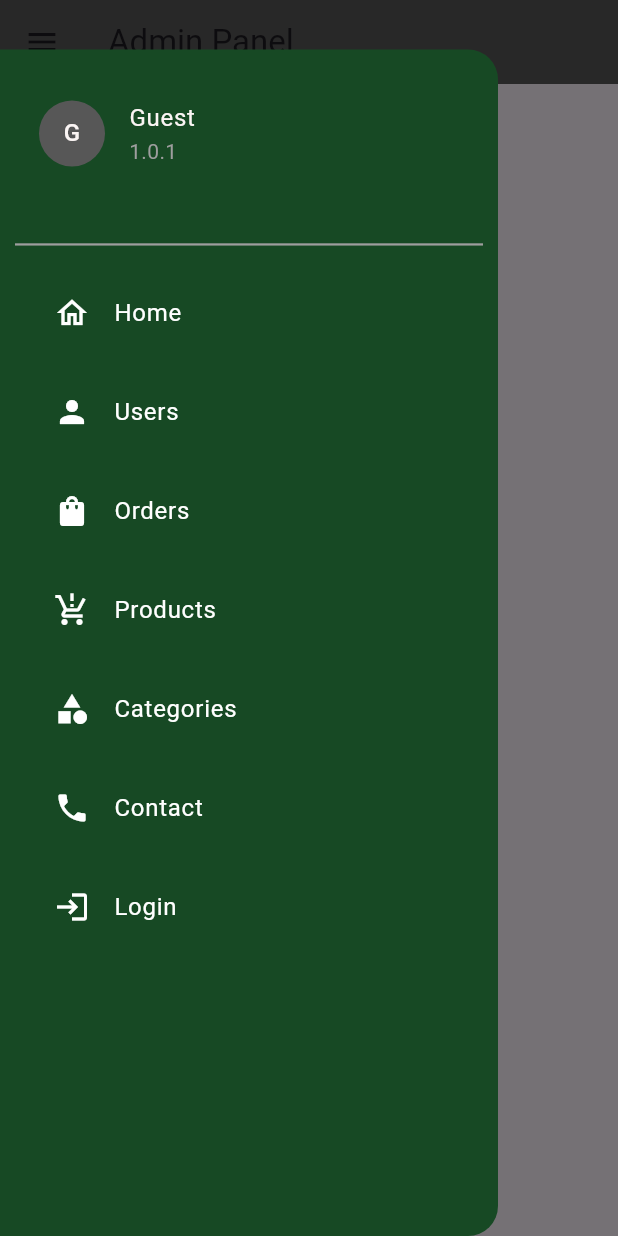
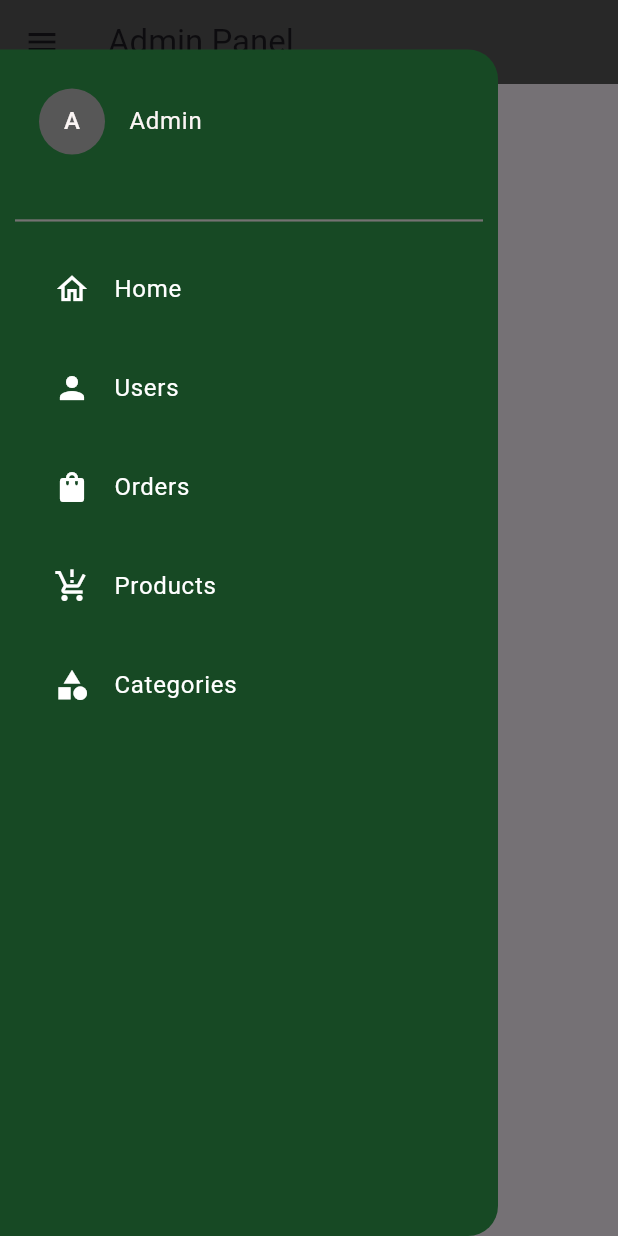
Before and after one commit to Shulav2002/E-comm-App-Admin-Panel, a Flutter app: the screen it shows after launch, with the side drawer open, on a phone screen of 412 x 824 dp. Run offline on Flutter 3.47's test engine with Material 3 defaults, Android fonts, the phone set to English and light mode, and no system bars; our stand-ins replace cached_network_image, cloud_firestore, device_info_plus, firebase_auth, firebase_core, firebase_storage and 5 more; accounts and stored records are empty.

Commit message:
second commit

```diff
--- a/lib/controllers/products-images-controller.dart
+++ b/lib/controllers/products-images-controller.dart
@@ -35,14 +35,14 @@ class AddProductImagesController extends GetxController {
           ElevatedButton(
             onPressed: () {
               Get.back();
-              seletcImages("camera");
+              selectImages("camera");
             },
             child: Text('Camera'),
           ),
           ElevatedButton(
             onPressed: () {
               Get.back();
-              seletcImages("gallery");
+              selectImages("gallery");
             },
             child: Text('Gallery'),
           ),
@@ -59,7 +59,7 @@ class AddProductImagesController extends GetxController {
     }
   }
 
-  Future<void> seletcImages(String type) async {
+  Future<void> selectImages(String type) async {
     List<XFile> imgs = [];
     if (type == 'gallery') {
       try {
--- a/lib/services/generate-ids-service.dart
+++ b/lib/services/generate-ids-service.dart
@@ -8,7 +8,7 @@ class GenerateIds {
     String uuid = const Uuid().v4();
 
     //customize id
-    formatedProductId = "easy-shopping-${uuid.substring(0, 5)}";
+    formatedProductId = "plant-${uuid.substring(0, 5)}";
 
     //return
     return formatedProductId;
@@ -19,7 +19,7 @@ class GenerateIds {
     String uuid = const Uuid().v4();
 
     //customize id
-    formatedCategoryId = "easy-shopping-${uuid.substring(0, 5)}";
+    formatedCategoryId = "plant-${uuid.substring(0, 5)}";
 
     //return
     return formatedCategoryId;
--- a/lib/widgets/drawer-widget.dart
+++ b/lib/widgets/drawer-widget.dart
@@ -98,18 +98,18 @@ class _DrawerWidgetState extends State<DrawerWidget> {
                     child: ListTile(
                       titleAlignment: ListTileTitleAlignment.center,
                       title: Text(
-                        "Guest",
+                        "Admin",
                         style: TextStyle(color: AppConstant.appTextColor),
                       ),
-                      subtitle: Text(
-                        AppConstant.appVersion,
-                        style: TextStyle(color: Colors.grey),
-                      ),
+                      // subtitle: Text(
+                      //   AppConstant.appVersion,
+                      //   style: TextStyle(color: Colors.grey),
+                      // ),
                       leading: CircleAvatar(
                         radius: 22.0,
                         backgroundColor: AppConstant.appMainColor,
                         child: Text(
-                          "G",
+                          "A",
                           style: TextStyle(color: AppConstant.appTextColor),
                         ),
                       ),
@@ -119,7 +119,7 @@ class _DrawerWidgetState extends State<DrawerWidget> {
               indent: 10.0,
               endIndent: 10.0,
               thickness: 1.5,
-              color: Colors.grey,
+              color: Color.fromARGB(255, 116, 114, 114),
             ),
             Padding(
               padding: const EdgeInsets.symmetric(horizontal: 20.0),
@@ -205,66 +205,31 @@ class _DrawerWidgetState extends State<DrawerWidget> {
                 ),
               ),
             ),
-            if (user != null)
-              Padding(
-                padding: const EdgeInsets.symmetric(horizontal: 20.0),
-                child: ListTile(
-                  titleAlignment: ListTileTitleAlignment.center,
-                  onTap: () {
-                    // Get.back();
-                    // Get.to(() => CustomerReviews());
-                  },
-                  title: Text(
-                    'Customer Reviews',
-                    style: TextStyle(color: Colors.white),
-                  ),
-                  leading: Icon(
-                    Icons.reviews_rounded,
-                    color: Colors.white,
-                  ),
-                ),
-              ),
-            Padding(
-              padding: const EdgeInsets.symmetric(horizontal: 20.0),
-              child: ListTile(
-                onTap: () {
-                  // Get.to(() => ContactScreen());
-                },
-                title: Text(
-                  'Contact',
-                  style: TextStyle(color: Colors.white),
-                ),
-                leading: Icon(
-                  Icons.phone,
-                  color: Colors.white,
-                ),
-              ),
-            ),
-            Padding(
-              padding: const EdgeInsets.symmetric(horizontal: 20.0),
-              child: ListTile(
-                onTap: () async {
-                  // if (user != null) {
-                  //   EasyLoading.show();
-                  //   await FirebaseAuth.instance.signOut();
-                  //   await _googleSignIn.signOut();
-                  //   Get.offAll(() => MainScreen());
-                  //   EasyLoading.dismiss();
-                  // } else {
-                  //   Get.back();
-                  //   await googleSignInController.signInWithGoogle();
-                  // }
-                },
-                title: Text(
-                  user != null ? 'Logout' : 'Login',
-                  style: TextStyle(color: Colors.white),
-                ),
-                leading: Icon(
-                  user != null ? Icons.logout : Icons.login,
-                  color: Colors.white,
-                ),
-              ),
-            )
+            // Padding(
+            //   padding: const EdgeInsets.symmetric(horizontal: 20.0),
+            //   child: ListTile(
+            //     onTap: () async {
+            //       // if (user != null) {
+            //       //   EasyLoading.show();
+            //       //   await FirebaseAuth.instance.signOut();
+            //       //   await _googleSignIn.signOut();
+            //       //   Get.offAll(() => MainScreen());
+            //       //   EasyLoading.dismiss();
+            //       // } else {
+            //       //   Get.back();
+            //       //   await googleSignInController.signInWithGoogle();
+            //       // }
+            //     },
+            //     title: Text(
+            //       user != null ? 'Logout' : 'Login',
+            //       style: TextStyle(color: Colors.white),
+            //     ),
+            //     leading: Icon(
+            //       user != null ? Icons.logout : Icons.login,
+            //       color: Colors.white,
+            //     ),
+            //   ),
+            // )
           ],
         ),
         width: Get.width - 80.0,
```
Also changed, not shown: lib/screens/check-single-order-screen.dart (+5 -5 lines).
